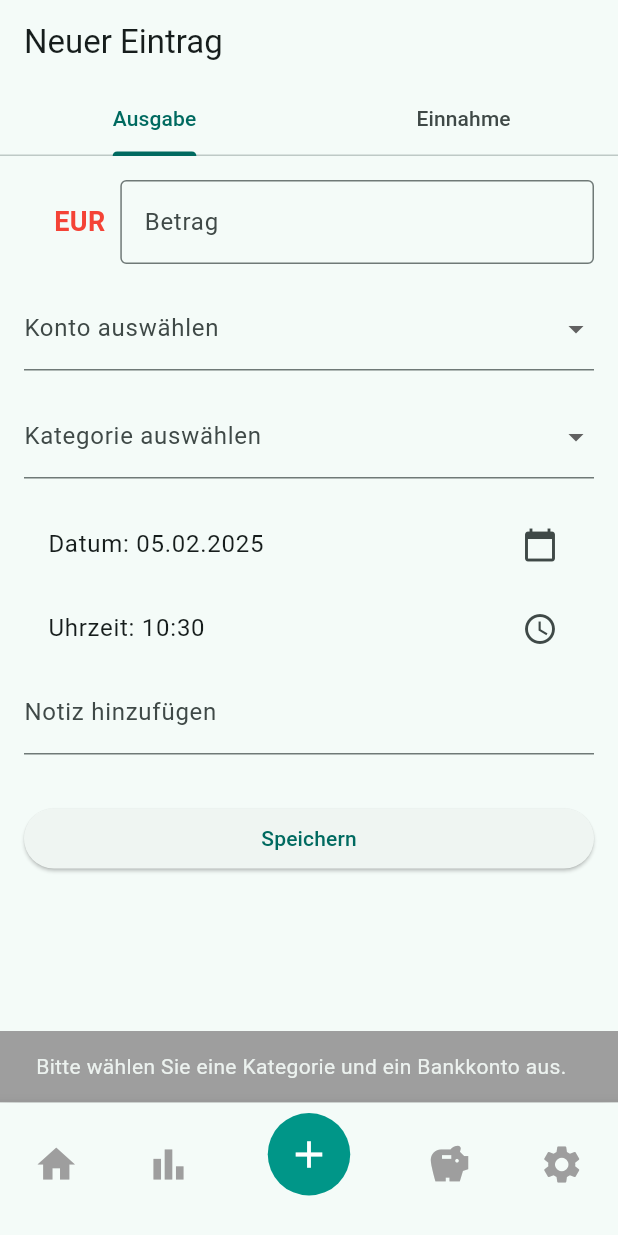
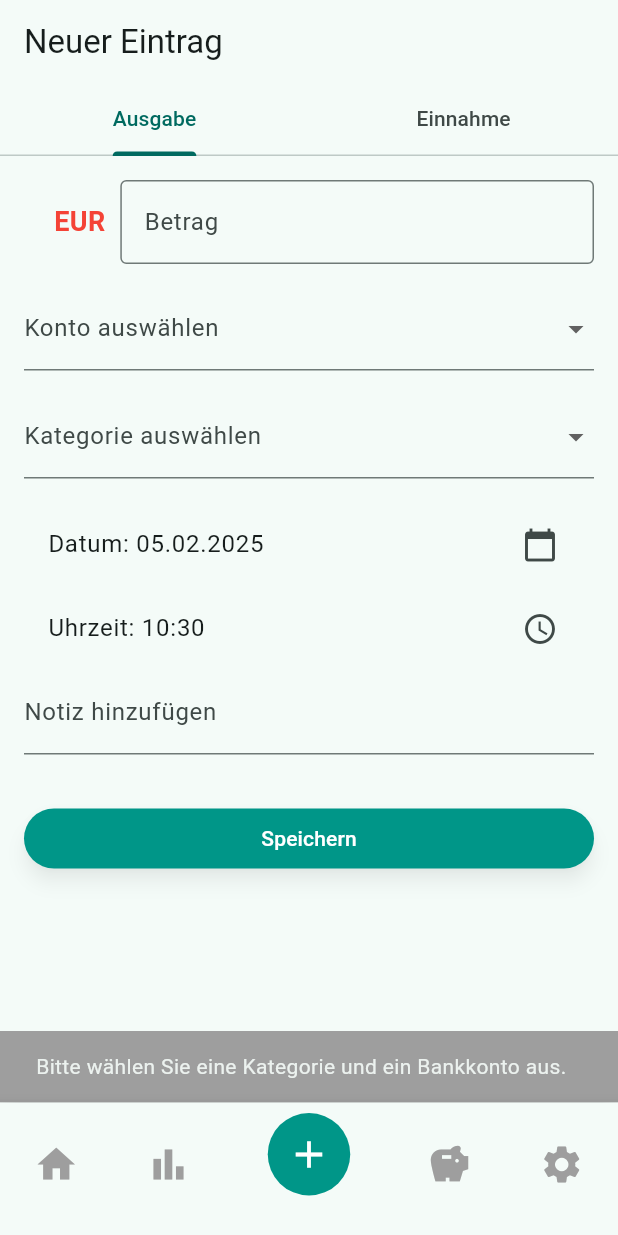
Before and after one commit to SlayBrainzZ/budget_management_app, a Flutter app: the screen it shows once a user with an empty profile is signed in, item 3 of the bottom bar chosen, after a tap on "Speichern", on a phone screen of 412 x 824 dp. Run offline on Flutter 3.47's test engine with Material 3 defaults, Android fonts, the phone set to English and light mode, and no system bars; our stand-ins replace cloud_firestore, csv, firebase_auth, firebase_core, fl_chart, multi_select_flutter and 1 more; missing offline and left inert: dart:html; accounts and stored records are empty.

Commit message:
darkmode erstellt

```diff
--- a/lib/MoneyGuard/category.dart
+++ b/lib/MoneyGuard/category.dart
@@ -4,6 +4,7 @@ import 'dart:math';
 import 'package:budget_management_app/backend/firestore_service.dart';
 import 'package:budget_management_app/backend/Category.dart';
 import 'package:budget_management_app/backend/User.dart';
+import 'package:budget_management_app/MoneyGuard/home_page.dart';
 
 import '../backend/Transaction.dart';
 
@@ -56,8 +57,12 @@ final List<Color> availableColors = [
 ];
 
 class CategoryButton extends StatelessWidget {
+
   @override
   Widget build(BuildContext context) {
+    final theme = Theme.of(context);
+    final primaryColor = theme.colorScheme.onSecondary;
+
     return Center(
       child: GestureDetector(
         onTap: () {
@@ -70,7 +75,7 @@ class CategoryButton extends StatelessWidget {
           width: 250,
           height: 250,
           decoration: BoxDecoration(
-            color: Colors.white,
+            color: primaryColor,
             borderRadius: BorderRadius.circular(10),
             boxShadow: [
               BoxShadow(
--- a/lib/MoneyGuard/dashboard.dart
+++ b/lib/MoneyGuard/dashboard.dart
@@ -98,6 +98,8 @@ class _DashboardState extends State<Dashboard> {
 
 
   Widget _buildAccountCards(BuildContext context) {
+    final theme = Theme.of(context);
+    final primaryColor = theme.colorScheme.onSecondary;
     return SingleChildScrollView(
       scrollDirection: Axis.horizontal,
       padding: const EdgeInsets.all(10),
@@ -130,7 +132,7 @@ class _DashboardState extends State<Dashboard> {
                   width: 150,
                   height: 140,
                   decoration: BoxDecoration(
-                    color: Colors.white,
+                    color: primaryColor,
                     borderRadius: BorderRadius.circular(15),
                   ),
                   child: Column(
--- a/lib/MoneyGuard/home_page.dart
+++ b/lib/MoneyGuard/home_page.dart
@@ -1,9 +1,11 @@
+import 'package:budget_management_app/MoneyGuard/themeProvider.dart';
 import 'package:flutter/material.dart';
 import 'package:firebase_auth/firebase_auth.dart';
 import 'package:cloud_firestore/cloud_firestore.dart';
 import 'package:budget_management_app/backend/firestore_service.dart';
 
 import 'package:flutter/material.dart';
+import 'package:provider/provider.dart';
 import 'dashboard.dart';
 import 'saving_plan.dart';
 import 'StatisticsPage.dart';
@@ -21,12 +23,26 @@ class MyApp extends StatelessWidget {
 
   @override
   Widget build(BuildContext context) {
+    final themeProvider = Provider.of<ThemeProvider>(context);
+
     return MaterialApp(
       debugShowCheckedModeBanner: false,
       title: 'Flutter Demo',
       theme: ThemeData(
-        colorScheme: ColorScheme.fromSeed(seedColor: Colors.teal),
-        useMaterial3: true,
+        brightness: Brightness.light,
+        colorScheme: ColorScheme.fromSeed(
+          seedColor: Colors.teal,
+          brightness: Brightness.light, // HELLIGKEIT HINZUGEFÜGT
+        ),
+        elevatedButtonTheme: ElevatedButtonThemeData(
+          style: ElevatedButton.styleFrom(
+            backgroundColor: Colors.teal,
+            foregroundColor: Colors.white,
+            elevation: 5, // Erhöht den Button leicht für besseren Kontrast
+            shadowColor: Colors.black.withOpacity(0.3), // Schatten hinzufügen
+          ),
+        ),
+
       ),
       localizationsDelegates: const [
         GlobalMaterialLocalizations.delegate,
@@ -36,6 +52,38 @@ class MyApp extends StatelessWidget {
       supportedLocales: const [
         Locale('de', 'DE'),
       ],
+      darkTheme: ThemeData(
+        colorScheme: ColorScheme.dark(
+          primary: Colors.teal, // Hauptfarbe für Buttons & Akzente
+          secondary: Colors.tealAccent,
+          surface: Color(0xFF627D86), // Hellerer Hintergrund für Karten & Dialoge
+          background: Color(0xFF78909C),// Ein sehr helles Grau-Blau
+          onPrimary: Color(0xFF00695C), // appbar
+          onSecondary: Color(0xFF90A4AE),
+          onSurface: Colors.white,
+        ),
+        textTheme: const TextTheme(
+          bodyLarge: TextStyle(color: Colors.white),
+          bodyMedium: TextStyle(color: Colors.white),
+          bodySmall: TextStyle(color: Colors.white),
+          titleLarge: TextStyle(color: Colors.white),
+          titleMedium: TextStyle(color: Colors.white),
+          titleSmall: TextStyle(color: Colors.white),
+        ),
+        scaffoldBackgroundColor: const Color(0xFF2E3E46), // Hellerer Hintergrund für den gesamten Scaffold
+        cardColor: const Color(0xFFB0BEC5), // Helleres Grau für Karten
+        appBarTheme: const AppBarTheme(
+          backgroundColor: Color(0xFF607D8B), // Etwas dunkleres Grau-Blau für die AppBar
+          foregroundColor: Colors.white,
+        ),
+        textButtonTheme: TextButtonThemeData(
+          style: TextButton.styleFrom(
+            foregroundColor: Colors.white, // Schriftfarbe für TextButton weiß
+          ),
+        ),
+        useMaterial3: true,
+      ),
+      themeMode: themeProvider.isDarkMode ? ThemeMode.dark : ThemeMode.light,
       home: const MyHomePage(title: 'MoneyGuard'),
     );
   }
--- /dev/null
+++ b/lib/MoneyGuard/themeProvider.dart
@@ -0,0 +1,56 @@
+/*import 'package:flutter/material.dart';
+import 'package:shared_preferences/shared_preferences.dart';
+
+class ThemeProvider extends ChangeNotifier {
+  bool _isDarkMode = false;
+
+  bool get isDarkMode => _isDarkMode;
+
+  ThemeProvider() {
+    _loadTheme();
+  }
+
+  void toggleTheme() async {
+    _isDarkMode = !_isDarkMode;
+    notifyListeners();
+    SharedPreferences prefs = await SharedPreferences.getInstance();
+    prefs.setBool('darkMode', _isDarkMode);
+  }
+
+  void _loadTheme() async {
+    SharedPreferences prefs = await SharedPreferences.getInstance();
+    _isDarkMode = prefs.getBool('darkMode') ?? false;
+    notifyListeners();
+  }
+}
+*/
+import 'package:flutter/material.dart';
+import 'package:shared_preferences/shared_preferences.dart';
+
+class ThemeProvider extends ChangeNotifier {
+  bool _isDarkMode = false;
+
+  bool get isDarkMode => _isDarkMode;
+
+  ThemeProvider() {
+    _initializeTheme();
+  }
+
+  /// 🌟 Theme aus SharedPreferences laden, bevor UI aufgebaut wird
+  Future<void> _initializeTheme() async {
+    await _loadTheme();
+    notifyListeners(); // Erst hier UI aktualisieren
+  }
+
+  void toggleTheme() async {
+    _isDarkMode = !_isDarkMode;
+    notifyListeners();
+    SharedPreferences prefs = await SharedPreferences.getInstance();
+    await prefs.setBool('darkMode', _isDarkMode);
+  }
+
+  Future<void> _loadTheme() async {
+    SharedPreferences prefs = await SharedPreferences.getInstance();
+    _isDarkMode = prefs.getBool('darkMode') ?? false;
+  }
+}
--- a/lib/main.dart
+++ b/lib/main.dart
@@ -11,8 +11,11 @@ import 'package:budget_management_app/backend/Transaction.dart' as testTrans;
 import 'package:budget_management_app/auth.dart';
 import 'package:budget_management_app/widget_tree.dart';
 import 'package:flutter/foundation.dart'; // For kIsWeb
+import 'package:provider/provider.dart';
+import 'package:shared_preferences/shared_preferences.dart';
 import 'dart:io'; // For File handling on mobile/desktop
 import 'dart:html' as html;
+import 'MoneyGuard/themeProvider.dart';
 import 'backend/ImportedTransaction.dart'; // For File handling on web
 
 
@@ -85,8 +88,14 @@ void main() async {
       }
     });
 
+    WidgetsFlutterBinding.ensureInitialized(); // Warte auf SharedPreferences
+    SharedPreferences prefs = await SharedPreferences.getInstance();
+
     // Start the app
-    runApp(const MyApp());
+    runApp(ChangeNotifierProvider(
+      create: (context) => ThemeProvider(),
+      child: const MyApp(),
+    ),);
   } catch (e) {
     debugPrint("Firebase initialization failed: $e");
   }
```
Also changed, not shown: lib/MoneyGuard/dateButton.dart (+22 -12 lines), lib/MoneyGuard/settings.dart (+14 -3 lines).
